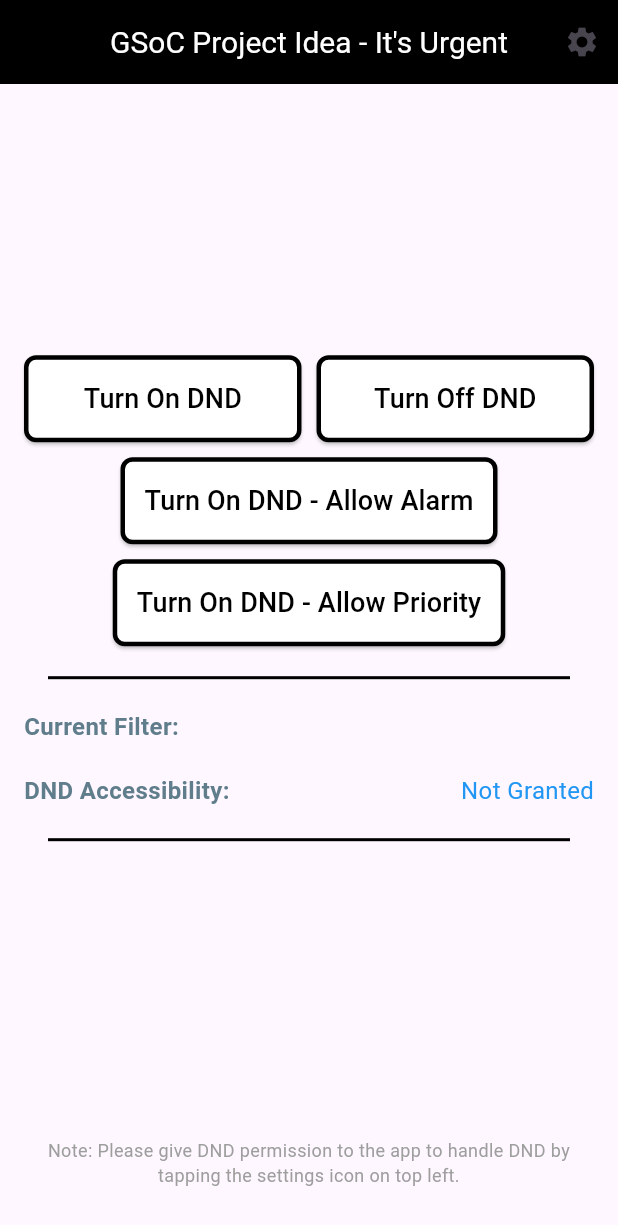
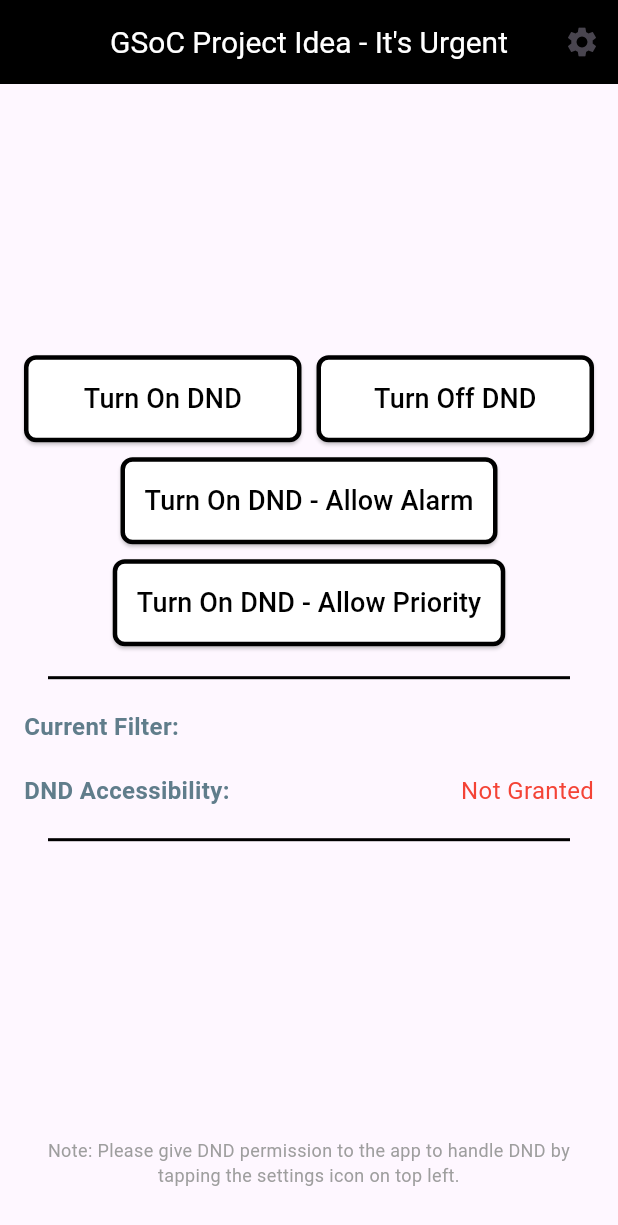
Before and after one commit to Neutx/DND_Demo, a Flutter app: the screen it shows after launch, after a tap on "Turn On DND", on a phone screen of 412 x 824 dp. Shown: the top 1225 px of the screen. Run offline on Flutter 3.47's test engine with Material 3 defaults, Android fonts, the phone set to English and light mode, and no system bars.

```diff
--- a/lib/main.dart
+++ b/lib/main.dart
@@ -24,12 +24,18 @@ class _DndExampleScreenState extends State<DndExampleScreen>
     with WidgetsBindingObserver {
   String _filterName = '';
   bool? _isNotificationPolicyAccessGranted = false;
+  bool _showDialog = false; // Flag to control dialog visibility
 
   @override
   void initState() {
     WidgetsBinding.instance!.addObserver(this);
     super.initState();
     updateUI();
+
+    // Show the dialog after a delay
+    Future.delayed(Duration(seconds: 1), () {
+      showDNDPermissionDialog();
+    });
   }
 
   @override
@@ -57,6 +63,10 @@ class _DndExampleScreenState extends State<DndExampleScreen>
         _isNotificationPolicyAccessGranted = isNotificationPolicyAccessGranted;
         _filterName = filterName;
       });
+
+      if (_isNotificationPolicyAccessGranted == false) {
+        _showDialog = true;
+      }
     }
   }
 
@@ -68,7 +78,72 @@ class _DndExampleScreenState extends State<DndExampleScreen>
       await FlutterDnd.setInterruptionFilter(filter);
       updateUI();
       showSnackBar(snackBarMessage);
+    } else {
+      setState(() {
+        _showDialog = true;
+      });
     }
+  }
+
+  void showDNDPermissionDialog() {
+    showDialog(
+      context: context,
+      builder: (BuildContext context) {
+        return AlertDialog(
+          title: Text(
+            'DND Permission Required',
+            style: TextStyle(color: Colors.black87),
+          ),
+          content: Text(
+            'Please grant DND permission to the app to enable the DND functionality.',
+            style: TextStyle(color: Colors.black87),
+          ),
+          shape: RoundedRectangleBorder(
+            borderRadius: BorderRadius.circular(10.0),
+          ),
+          backgroundColor: Colors.white,
+          actions: [
+            TextButton(
+              onPressed: () {
+                Navigator.of(context).pop(); // Close the dialog manually
+                _redirectToPolicySettings(); // Redirect to DND settings
+              },
+              style: TextButton.styleFrom(
+                primary: Colors.black,
+                backgroundColor: Colors.white,
+                side: BorderSide(color: Colors.black),
+                shape: RoundedRectangleBorder(
+                  borderRadius: BorderRadius.circular(5.0),
+                ),
+              ),
+              child: Text('OK'),
+            ),
+            TextButton(
+              onPressed: () {
+                Navigator.of(context).pop(); // Close the dialog without redirection
+                setState(() {
+                  _showDialog = false; // Set the flag to false on Not Now
+                });
+              },
+              style: TextButton.styleFrom(
+                primary: Colors.black87,
+                backgroundColor: Colors.white,
+                side: BorderSide(color: Colors.black),
+                shape: RoundedRectangleBorder(
+                  borderRadius: BorderRadius.circular(5.0),
+                ),
+              ),
+              child: Text('Not Now'),
+            ),
+          ],
+        );
+      },
+    );
+  }
+
+  void _redirectToPolicySettings() async {
+    await Future.delayed(Duration(milliseconds: 100)); // Add a small delay
+    FlutterDnd.gotoPolicySettings();
   }
 
   void showSnackBar(String message) {
@@ -84,12 +159,14 @@ class _DndExampleScreenState extends State<DndExampleScreen>
   Widget build(BuildContext context) {
     return Scaffold(
       appBar: AppBar(
-        title: const Text('GSoC Project Idea - It\'s Urgent',
+        title: const Text(
+          'GSoC Project Idea - It\'s Urgent',
           style: TextStyle(
             color: Colors.white,
             fontSize: 20,
             fontWeight: FontWeight.w400,
-          ),),
+          ),
+        ),
         centerTitle: true,
         backgroundColor: Colors.black,
         actions: [
@@ -102,7 +179,8 @@ class _DndExampleScreenState extends State<DndExampleScreen>
         ],
       ),
       body: Container(
-        padding: EdgeInsets.only(top: MediaQuery.of(context).size.height * 0.2),
+        padding:
+        EdgeInsets.only(top: MediaQuery.of(context).size.height * 0.2),
         child: Padding(
           padding: const EdgeInsets.all(16.0),
           child: Column(
@@ -224,7 +302,7 @@ class _DndExampleScreenState extends State<DndExampleScreen>
                   ),
                   Text(
                     '$_filterName',
-                    style: const TextStyle(
+                    style: TextStyle(
                       fontSize: 16,
                       color: Colors.blue,
                     ),
@@ -245,23 +323,24 @@ class _DndExampleScreenState extends State<DndExampleScreen>
                       color: Colors.blueGrey,
                     ),
                   ),
-
                   Text(
                     '${_isNotificationPolicyAccessGranted! ? 'Granted' : 'Not Granted'}',
-                    style: const TextStyle(
+                    style: TextStyle(
                       fontSize: 16,
-                      color: Colors.blue,
+                      color: _isNotificationPolicyAccessGranted!
+                          ? Colors.green // Color for granted
+                          : Colors.red, // Color for not granted
                     ),
                   ),
                 ],
               ),
-
               SizedBox(height: 20),
               Container(
                 height: 2,
                 color: Colors.black,
                 margin: EdgeInsets.symmetric(horizontal: 16),
-              ),              Spacer(),
+              ),
+              Spacer(),
               const Padding(
                 padding: EdgeInsets.only(bottom: 16.0),
                 child: Text(
```
Also changed, not shown: 1 other file.
